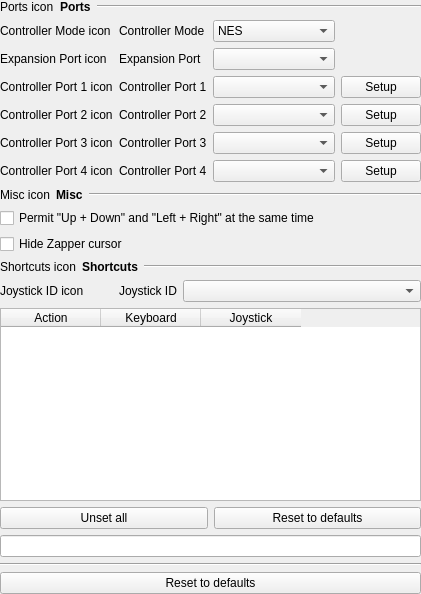
Old version of the form src/gui/designer/wdgSettingsInput.ui in the repository punesemu/puNES.
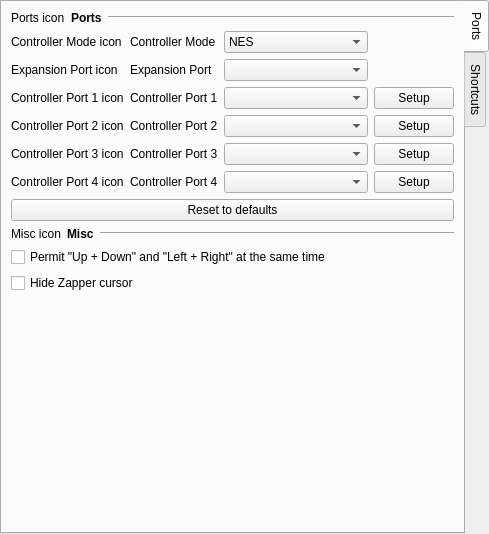
New version of the form. Icons and pictures are not drawn.

Commit message: Rearrange input settings.

The edit to the form file:
```diff
--- a/src/gui/designer/wdgSettingsInput.ui
+++ b/src/gui/designer/wdgSettingsInput.ui
@@ -6,8 +6,8 @@
    <rect>
     <x>0</x>
     <y>0</y>
-    <width>421</width>
-    <height>594</height>
+    <width>489</width>
+    <height>534</height>
    </rect>
   </property>
   <property name="focusPolicy">
@@ -30,59 +30,24 @@
     <number>0</number>
    </property>
    <item>
-    <layout class="QGridLayout" name="gridLayout_Input">
-     <item row="5" column="0">
-      <widget class="QLabel" name="icon_cp3">
-       <property name="text">
-        <string notr="true">Controller Port 3 icon</string>
-       </property>
-      </widget>
-     </item>
-     <item row="6" column="1">
-      <widget class="QLabel" name="label_cp4">
-       <property name="text">
-        <string>Controller Port 4</string>
-       </property>
-      </widget>
-     </item>
-     <item row="11" column="0">
-      <widget class="QLabel" name="icon_joy_ID">
-       <property name="text">
-        <string notr="true">Joystick ID icon</string>
-       </property>
-      </widget>
-     </item>
-     <item row="4" column="1">
-      <widget class="QLabel" name="label_cp2">
-       <property name="text">
-        <string>Controller Port 2</string>
-       </property>
-      </widget>
-     </item>
-     <item row="2" column="0">
-      <widget class="QLabel" name="icon_exp">
-       <property name="text">
-        <string notr="true">Expansion Port icon</string>
-       </property>
-      </widget>
-     </item>
-     <item row="3" column="1">
-      <widget class="QLabel" name="label_cp1">
-       <property name="text">
-        <string>Controller Port 1</string>
-       </property>
-      </widget>
-     </item>
-     <item row="5" column="2">
-      <widget class="QComboBox" name="comboBox_cp3">
-       <property name="sizePolicy">
-        <sizepolicy hsizetype="Expanding" vsizetype="Fixed">
-         <horstretch>0</horstretch>
-         <verstretch>0</verstretch>
-        </sizepolicy>
-       </property>
-      </widget>
-     </item>
+    <widget class="QTabWidget" name="tabWidget_Input">
+     <property name="tabPosition">
+      <enum>QTabWidget::East</enum>
+     </property>
+     <property name="currentIndex">
+      <number>0</number>
+     </property>
+     <widget class="QWidget" name="tab_Ports">
+      <attribute name="icon">
+       <iconset resource="resources.qrc">
+        <normaloff>:/icon/icons/Rs_232_Female.svg</normaloff>:/icon/icons/Rs_232_Female.svg</iconset>
+      </attribute>
+      <attribute name="title">
+       <string>Ports</string>
+      </attribute>
+      <layout class="QVBoxLayout" name="verticalLayout_Tab_Ports">
+       <item>
+        <layout class="QGridLayout" name="gridLayout_Input_Ports">
      <item row="4" column="3">
       <widget class="QPushButton" name="pushButton_cp2">
        <property name="text">
@@ -104,8 +69,8 @@
        </property>
       </widget>
      </item>
-     <item row="2" column="2">
-      <widget class="QComboBox" name="comboBox_exp">
+         <item row="5" column="2">
+          <widget class="QComboBox" name="comboBox_cp3">
        <property name="sizePolicy">
         <sizepolicy hsizetype="Expanding" vsizetype="Fixed">
          <horstretch>0</horstretch>
@@ -114,35 +79,79 @@
        </property>
       </widget>
      </item>
-     <item row="1" column="1">
-      <widget class="QLabel" name="label_cm">
-       <property name="text">
-        <string>Controller Mode</string>
+         <item row="6" column="2">
+          <widget class="QComboBox" name="comboBox_cp4">
+           <property name="sizePolicy">
+            <sizepolicy hsizetype="Expanding" vsizetype="Fixed">
+             <horstretch>0</horstretch>
+             <verstretch>0</verstretch>
+            </sizepolicy>
        </property>
       </widget>
      </item>
-     <item row="3" column="0">
-      <widget class="QLabel" name="icon_cp1">
+         <item row="3" column="1">
+          <widget class="QLabel" name="label_cp1">
        <property name="text">
-        <string notr="true">Controller Port 1 icon</string>
-       </property>
-      </widget>
-     </item>
-     <item row="2" column="1">
-      <widget class="QLabel" name="label_exp">
-       <property name="text">
-        <string>Expansion Port</string>
-       </property>
-      </widget>
-     </item>
-     <item row="6" column="0">
-      <widget class="QLabel" name="icon_cp4">
-       <property name="text">
-        <string notr="true">Controller Port 4 icon</string>
+            <string>Controller Port 1</string>
        </property>
       </widget>
      </item>
      <item row="7" column="0" colspan="4">
+          <widget class="QPushButton" name="pushButton_Input_reset">
+           <property name="text">
+            <string>Reset to defaults</string>
+           </property>
+           <property name="icon">
+            <iconset resource="resources.qrc">
+             <normaloff>:/icon/icons/overscan_default.svg</normaloff>:/icon/icons/overscan_default.svg</iconset>
+           </property>
+          </widget>
+         </item>
+         <item row="0" column="0" colspan="4">
+          <layout class="QHBoxLayout" name="horizontalLayout_Ports">
+           <item>
+            <widget class="QLabel" name="icon_Ports">
+             <property name="text">
+              <string notr="true">Ports icon</string>
+             </property>
+            </widget>
+           </item>
+           <item>
+            <widget class="QLabel" name="label_Ports">
+             <property name="font">
+              <font>
+               <weight>75</weight>
+               <bold>true</bold>
+              </font>
+             </property>
+             <property name="text">
+              <string>Ports</string>
+             </property>
+            </widget>
+           </item>
+           <item>
+            <widget class="Line" name="line_Ports">
+             <property name="sizePolicy">
+              <sizepolicy hsizetype="Expanding" vsizetype="Fixed">
+               <horstretch>0</horstretch>
+               <verstretch>0</verstretch>
+              </sizepolicy>
+             </property>
+             <property name="orientation">
+              <enum>Qt::Horizontal</enum>
+             </property>
+            </widget>
+           </item>
+          </layout>
+         </item>
+         <item row="5" column="1">
+          <widget class="QLabel" name="label_cp3">
+           <property name="text">
+            <string>Controller Port 3</string>
+           </property>
+          </widget>
+         </item>
+         <item row="8" column="0" colspan="4">
       <layout class="QHBoxLayout" name="horizontalLayout_Input_misc">
        <item>
         <widget class="QLabel" name="icon_Input_misc">
@@ -179,8 +188,8 @@
        </item>
       </layout>
      </item>
-     <item row="3" column="3">
-      <widget class="QPushButton" name="pushButton_cp1">
+         <item row="5" column="3">
+          <widget class="QPushButton" name="pushButton_cp3">
        <property name="text">
         <string>Setup</string>
        </property>
@@ -190,16 +199,47 @@
        </property>
       </widget>
      </item>
-     <item row="15" column="0" colspan="4">
-      <widget class="QLineEdit" name="lineEdit_Input_info">
-       <property name="focusPolicy">
-        <enum>Qt::NoFocus</enum>
-       </property>
-       <property name="acceptDrops">
-        <bool>false</bool>
-       </property>
-       <property name="readOnly">
-        <bool>true</bool>
+         <item row="9" column="0" colspan="4">
+          <widget class="QCheckBox" name="checkBox_Permit_updown">
+           <property name="text">
+            <string>Permit &quot;Up + Down&quot; and &quot;Left + Right&quot; at the same time</string>
+           </property>
+          </widget>
+         </item>
+         <item row="2" column="1">
+          <widget class="QLabel" name="label_exp">
+           <property name="text">
+            <string>Expansion Port</string>
+           </property>
+          </widget>
+         </item>
+         <item row="11" column="0" colspan="4">
+          <spacer name="verticalSpacer">
+           <property name="orientation">
+            <enum>Qt::Vertical</enum>
+           </property>
+           <property name="sizeHint" stdset="0">
+            <size>
+             <width>20</width>
+             <height>40</height>
+            </size>
+           </property>
+          </spacer>
+         </item>
+         <item row="2" column="2">
+          <widget class="QComboBox" name="comboBox_exp">
+           <property name="sizePolicy">
+            <sizepolicy hsizetype="Expanding" vsizetype="Fixed">
+             <horstretch>0</horstretch>
+             <verstretch>0</verstretch>
+            </sizepolicy>
+           </property>
+          </widget>
+         </item>
+         <item row="4" column="1">
+          <widget class="QLabel" name="label_cp2">
+           <property name="text">
+            <string>Controller Port 2</string>
        </property>
       </widget>
      </item>
@@ -213,79 +253,6 @@
        </property>
       </widget>
      </item>
-     <item row="6" column="2">
-      <widget class="QComboBox" name="comboBox_cp4">
-       <property name="sizePolicy">
-        <sizepolicy hsizetype="Expanding" vsizetype="Fixed">
-         <horstretch>0</horstretch>
-         <verstretch>0</verstretch>
-        </sizepolicy>
-       </property>
-      </widget>
-     </item>
-     <item row="0" column="0" colspan="4">
-      <layout class="QHBoxLayout" name="horizontalLayout_Ports">
-       <item>
-        <widget class="QLabel" name="icon_Ports">
-         <property name="text">
-          <string notr="true">Ports icon</string>
-         </property>
-        </widget>
-       </item>
-       <item>
-        <widget class="QLabel" name="label_Ports">
-         <property name="font">
-          <font>
-           <weight>75</weight>
-           <bold>true</bold>
-          </font>
-         </property>
-         <property name="text">
-          <string>Ports</string>
-         </property>
-        </widget>
-       </item>
-       <item>
-        <widget class="Line" name="line_Ports">
-         <property name="sizePolicy">
-          <sizepolicy hsizetype="Expanding" vsizetype="Fixed">
-           <horstretch>0</horstretch>
-           <verstretch>0</verstretch>
-          </sizepolicy>
-         </property>
-         <property name="orientation">
-          <enum>Qt::Horizontal</enum>
-         </property>
-        </widget>
-       </item>
-      </layout>
-     </item>
-     <item row="13" column="0" colspan="4">
-      <layout class="QHBoxLayout" name="horizontalLayout_Shortcut">
-       <item>
-        <widget class="QPushButton" name="pushButton_Shortcut_unset_all">
-         <property name="text">
-          <string>Unset all</string>
-         </property>
-         <property name="icon">
-          <iconset resource="resources.qrc">
-           <normaloff>:/icon/icons/trash.svg</normaloff>:/icon/icons/trash.svg</iconset>
-         </property>
-        </widget>
-       </item>
-       <item>
-        <widget class="QPushButton" name="pushButton_Shortcut_reset">
-         <property name="text">
-          <string>Reset to defaults</string>
-         </property>
-         <property name="icon">
-          <iconset resource="resources.qrc">
-           <normaloff>:/icon/icons/overscan_default.svg</normaloff>:/icon/icons/overscan_default.svg</iconset>
-         </property>
-        </widget>
-       </item>
-      </layout>
-     </item>
      <item row="4" column="0">
       <widget class="QLabel" name="icon_cp2">
        <property name="text">
@@ -293,6 +260,77 @@
        </property>
       </widget>
      </item>
+         <item row="1" column="0">
+          <widget class="QLabel" name="icon_cm">
+           <property name="text">
+            <string notr="true">Controller Mode icon</string>
+           </property>
+          </widget>
+         </item>
+         <item row="10" column="0" colspan="4">
+          <widget class="QCheckBox" name="checkBox_Hide_Zapper_cursor">
+           <property name="text">
+            <string>Hide Zapper cursor</string>
+           </property>
+          </widget>
+         </item>
+         <item row="3" column="0">
+          <widget class="QLabel" name="icon_cp1">
+           <property name="text">
+            <string notr="true">Controller Port 1 icon</string>
+           </property>
+          </widget>
+         </item>
+         <item row="1" column="1">
+          <widget class="QLabel" name="label_cm">
+           <property name="text">
+            <string>Controller Mode</string>
+           </property>
+          </widget>
+         </item>
+         <item row="2" column="0">
+          <widget class="QLabel" name="icon_exp">
+           <property name="text">
+            <string notr="true">Expansion Port icon</string>
+           </property>
+          </widget>
+         </item>
+         <item row="6" column="1">
+          <widget class="QLabel" name="label_cp4">
+           <property name="text">
+            <string>Controller Port 4</string>
+           </property>
+          </widget>
+         </item>
+         <item row="5" column="0">
+          <widget class="QLabel" name="icon_cp3">
+           <property name="text">
+            <string notr="true">Controller Port 3 icon</string>
+           </property>
+          </widget>
+         </item>
+         <item row="6" column="3">
+          <widget class="QPushButton" name="pushButton_cp4">
+           <property name="text">
+            <string>Setup</string>
+           </property>
+           <property name="icon">
+            <iconset resource="resources.qrc">
+             <normaloff>:/icon/icons/settings_wrench.svg</normaloff>:/icon/icons/settings_wrench.svg</iconset>
+           </property>
+          </widget>
+         </item>
+         <item row="3" column="3">
+          <widget class="QPushButton" name="pushButton_cp1">
+           <property name="text">
+            <string>Setup</string>
+           </property>
+           <property name="icon">
+            <iconset resource="resources.qrc">
+             <normaloff>:/icon/icons/settings_wrench.svg</normaloff>:/icon/icons/settings_wrench.svg</iconset>
+           </property>
+          </widget>
+         </item>
      <item row="1" column="2">
       <widget class="QComboBox" name="comboBox_cm">
        <property name="sizePolicy">
@@ -318,139 +356,29 @@
        </item>
       </widget>
      </item>
-     <item row="9" column="0" colspan="4">
-      <widget class="QCheckBox" name="checkBox_Hide_Zapper_cursor">
+         <item row="6" column="0">
+          <widget class="QLabel" name="icon_cp4">
        <property name="text">
-        <string>Hide Zapper cursor</string>
+            <string notr="true">Controller Port 4 icon</string>
        </property>
       </widget>
      </item>
-     <item row="5" column="3">
-      <widget class="QPushButton" name="pushButton_cp3">
-       <property name="text">
-        <string>Setup</string>
-       </property>
-       <property name="icon">
-        <iconset resource="resources.qrc">
-         <normaloff>:/icon/icons/settings_wrench.svg</normaloff>:/icon/icons/settings_wrench.svg</iconset>
-       </property>
-      </widget>
-     </item>
-     <item row="6" column="3">
-      <widget class="QPushButton" name="pushButton_cp4">
-       <property name="text">
-        <string>Setup</string>
-       </property>
-       <property name="icon">
-        <iconset resource="resources.qrc">
-         <normaloff>:/icon/icons/settings_wrench.svg</normaloff>:/icon/icons/settings_wrench.svg</iconset>
-       </property>
-      </widget>
-     </item>
-     <item row="16" column="0" colspan="4">
-      <widget class="Line" name="line_Shortcuts_2">
-       <property name="sizePolicy">
-        <sizepolicy hsizetype="Expanding" vsizetype="Fixed">
-         <horstretch>0</horstretch>
-         <verstretch>0</verstretch>
-        </sizepolicy>
-       </property>
-       <property name="orientation">
-        <enum>Qt::Horizontal</enum>
-       </property>
-      </widget>
-     </item>
-     <item row="1" column="0">
-      <widget class="QLabel" name="icon_cm">
-       <property name="text">
-        <string notr="true">Controller Mode icon</string>
-       </property>
-      </widget>
-     </item>
-     <item row="10" column="0" colspan="4">
-      <layout class="QHBoxLayout" name="horizontalLayout_Shortcuts">
-       <item>
-        <widget class="QLabel" name="icon_Shortcuts">
-         <property name="text">
-          <string notr="true">Shortcuts icon</string>
-         </property>
-        </widget>
-       </item>
-       <item>
-        <widget class="QLabel" name="label_Shortcuts">
-         <property name="font">
-          <font>
-           <weight>75</weight>
-           <bold>true</bold>
-          </font>
-         </property>
-         <property name="text">
+        </layout>
+       </item>
+      </layout>
+     </widget>
+     <widget class="QWidget" name="tab_Shortcuts">
+      <attribute name="icon">
+       <iconset resource="resources.qrc">
+        <normaloff>:/icon/icons/shortcuts.svg</normaloff>:/icon/icons/shortcuts.svg</iconset>
+      </attribute>
+      <attribute name="title">
           <string>Shortcuts</string>
-         </property>
-        </widget>
-       </item>
+      </attribute>
+      <layout class="QVBoxLayout" name="verticalLayout_Tab_Shortcuts">
        <item>
-        <widget class="Line" name="line_Shortcuts">
-         <property name="sizePolicy">
-          <sizepolicy hsizetype="Expanding" vsizetype="Fixed">
-           <horstretch>0</horstretch>
-           <verstretch>0</verstretch>
-          </sizepolicy>
-         </property>
-         <property name="orientation">
-          <enum>Qt::Horizontal</enum>
-         </property>
-        </widget>
-       </item>
-      </layout>
-     </item>
-     <item row="8" column="0" colspan="4">
-      <widget class="QCheckBox" name="checkBox_Permit_updown">
-       <property name="text">
-        <string>Permit &quot;Up + Down&quot; and &quot;Left + Right&quot; at the same time</string>
-       </property>
-      </widget>
-     </item>
-     <item row="5" column="1">
-      <widget class="QLabel" name="label_cp3">
-       <property name="text">
-        <string>Controller Port 3</string>
-       </property>
-      </widget>
-     </item>
-     <item row="18" column="0" colspan="4">
-      <widget class="QPushButton" name="pushButton_Input_reset">
-       <property name="text">
-        <string>Reset to defaults</string>
-       </property>
-       <property name="icon">
-        <iconset resource="resources.qrc">
-         <normaloff>:/icon/icons/overscan_default.svg</normaloff>:/icon/icons/overscan_default.svg</iconset>
-       </property>
-      </widget>
-     </item>
-     <item row="11" column="1" colspan="3">
-      <layout class="QHBoxLayout" name="horizontalLayout_joy_ID">
-       <item>
-        <widget class="QLabel" name="label_joy_ID">
-         <property name="text">
-          <string>Joystick ID</string>
-         </property>
-        </widget>
-       </item>
-       <item>
-        <widget class="QComboBox" name="comboBox_joy_ID">
-         <property name="sizePolicy">
-          <sizepolicy hsizetype="Expanding" vsizetype="Fixed">
-           <horstretch>0</horstretch>
-           <verstretch>0</verstretch>
-          </sizepolicy>
-         </property>
-        </widget>
-       </item>
-      </layout>
-     </item>
-     <item row="12" column="0" colspan="4">
+        <layout class="QGridLayout" name="gridLayout_Shortcuts">
+         <item row="2" column="0" colspan="2">
       <widget class="QTableWidget" name="tableWidget_Shortcuts">
        <property name="editTriggers">
         <set>QAbstractItemView::NoEditTriggers</set>
@@ -478,7 +406,115 @@
        </column>
       </widget>
      </item>
-    </layout>
+         <item row="1" column="1">
+          <layout class="QHBoxLayout" name="horizontalLayout_joy_ID">
+           <item>
+            <widget class="QLabel" name="label_joy_ID">
+             <property name="text">
+              <string>Joystick ID</string>
+             </property>
+            </widget>
+           </item>
+           <item>
+            <widget class="QComboBox" name="comboBox_joy_ID">
+             <property name="sizePolicy">
+              <sizepolicy hsizetype="Expanding" vsizetype="Fixed">
+               <horstretch>0</horstretch>
+               <verstretch>0</verstretch>
+              </sizepolicy>
+             </property>
+            </widget>
+           </item>
+          </layout>
+         </item>
+         <item row="4" column="0" colspan="2">
+          <layout class="QHBoxLayout" name="horizontalLayout_Shortcut">
+           <item>
+            <widget class="QPushButton" name="pushButton_Shortcut_unset_all">
+             <property name="text">
+              <string>Unset all</string>
+             </property>
+             <property name="icon">
+              <iconset resource="resources.qrc">
+               <normaloff>:/icon/icons/trash.svg</normaloff>:/icon/icons/trash.svg</iconset>
+             </property>
+            </widget>
+           </item>
+           <item>
+            <widget class="QPushButton" name="pushButton_Shortcut_reset">
+             <property name="text">
+              <string>Reset to defaults</string>
+             </property>
+             <property name="icon">
+              <iconset resource="resources.qrc">
+               <normaloff>:/icon/icons/overscan_default.svg</normaloff>:/icon/icons/overscan_default.svg</iconset>
+             </property>
+            </widget>
+           </item>
+          </layout>
+         </item>
+         <item row="1" column="0">
+          <widget class="QLabel" name="icon_joy_ID">
+           <property name="text">
+            <string notr="true">Joystick ID icon</string>
+           </property>
+          </widget>
+         </item>
+         <item row="0" column="0" colspan="2">
+          <layout class="QHBoxLayout" name="horizontalLayout_Shortcuts">
+           <item>
+            <widget class="QLabel" name="icon_Shortcuts">
+             <property name="text">
+              <string notr="true">Shortcuts icon</string>
+             </property>
+            </widget>
+           </item>
+           <item>
+            <widget class="QLabel" name="label_Shortcuts">
+             <property name="font">
+              <font>
+               <weight>75</weight>
+               <bold>true</bold>
+              </font>
+             </property>
+             <property name="text">
+              <string>Shortcuts</string>
+             </property>
+            </widget>
+           </item>
+           <item>
+            <widget class="Line" name="line_Shortcuts">
+             <property name="sizePolicy">
+              <sizepolicy hsizetype="Expanding" vsizetype="Fixed">
+               <horstretch>0</horstretch>
+               <verstretch>0</verstretch>
+              </sizepolicy>
+             </property>
+             <property name="orientation">
+              <enum>Qt::Horizontal</enum>
+             </property>
+            </widget>
+           </item>
+          </layout>
+         </item>
+         <item row="3" column="0" colspan="2">
+          <widget class="QLineEdit" name="lineEdit_Input_info">
+           <property name="focusPolicy">
+            <enum>Qt::NoFocus</enum>
+           </property>
+           <property name="acceptDrops">
+            <bool>false</bool>
+           </property>
+           <property name="readOnly">
+            <bool>true</bool>
+           </property>
+          </widget>
+         </item>
+        </layout>
+       </item>
+      </layout>
+     </widget>
+    </widget>
    </item>
   </layout>
  </widget>
```
Left out of the diff: 3 changed lines with no effect on the pictures. Lines whose indentation alone changed are shown as unchanged. The commit also changes 6 other files.
